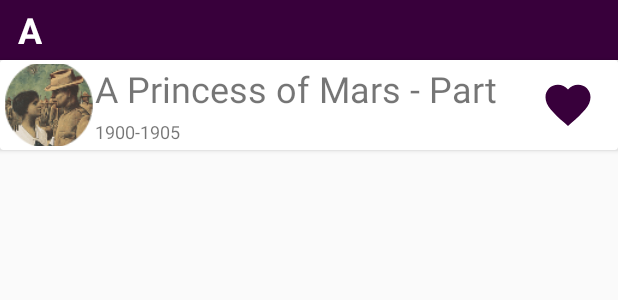
After one commit to PikachuTeam/English-Listen-Read-Along, an Android app: the layout list_audio_favorite_row_item.xml on its own in the app's theme, with its tools: preview values and no code run, on a phone screen of 412 x 824 dp. The commit adds this screen. Shown: the top 300 px of the screen. Run offline under Robolectric (Android 15) with nearby library versions, the phone set to English and light mode, and no system bars.

Commit message:
favorite screen update

```diff
--- a/app/src/main/java/com/essential/englishlistenreadalong/ui/activity/MainActivity.java
+++ b/app/src/main/java/com/essential/englishlistenreadalong/ui/activity/MainActivity.java
@@ -13,6 +13,7 @@ import android.view.MenuItem;
 import com.essential.englishlistenreadalong.R;
 import com.essential.englishlistenreadalong.TestFragment;
 import com.essential.englishlistenreadalong.app.BaseMenuActivity;
+import com.essential.englishlistenreadalong.ui.fragment.FavoriteScreenFragment;
 import com.essential.englishlistenreadalong.ui.fragment.HomeScreenFragment;
 import com.essential.englishlistenreadalong.app.EssentialPlayer;
 import com.essential.englishlistenreadalong.ui.component.FullPlayerComponent;
@@ -104,7 +105,7 @@ public class MainActivity extends BaseMenuActivity {
 
     @Override
     protected BaseFragment getFragmentContent() {
-        return new HomeScreenFragment();
+        return new FavoriteScreenFragment();
     }
 
     @Override
--- a/app/src/main/java/com/essential/englishlistenreadalong/ui/fragment/ListAudioFragment.java
+++ b/app/src/main/java/com/essential/englishlistenreadalong/ui/fragment/ListAudioFragment.java
@@ -115,7 +115,7 @@ public class ListAudioFragment extends BaseFragment {
                 myViewHolder.imgDownload.setVisibility(View.INVISIBLE);
             }
             if (audios.get(position).header == true) {
-                String title = DataSource.getTitleSub(audios.get(position).idSubCategory);
+                String title = DataSource.getSubCategory(audios.get(position).idSubCategory).getNameSubCategory();
                 myViewHolder.tvSub.setVisibility(View.VISIBLE);
                 myViewHolder.tvSub.setText(title);
             } else {
--- /dev/null
+++ b/app/src/main/res/drawable-xxhdpi/heart1.xml
@@ -0,0 +1,8 @@
+<!-- drawable/heart.xml -->
+<vector xmlns:android="http://schemas.android.com/apk/res/android"
+    android:height="24dp"
+    android:width="24dp"
+    android:viewportWidth="24"
+    android:viewportHeight="24">
+    <path android:fillColor="@color/colorPrimary" android:pathData="M12,21.35L10.55,20.03C5.4,15.36 2,12.27 2,8.5C2,5.41 4.42,3 7.5,3C9.24,3 10.91,3.81 12,5.08C13.09,3.81 14.76,3 16.5,3C19.58,3 22,5.41 22,8.5C22,12.27 18.6,15.36 13.45,20.03L12,21.35Z" />
+</vector>
--- /dev/null
+++ b/app/src/main/res/layout/list_audio_favorite_row_item.xml
@@ -0,0 +1,88 @@
+<?xml version="1.0" encoding="utf-8"?>
+<LinearLayout xmlns:android="http://schemas.android.com/apk/res/android"
+    android:layout_width="match_parent"
+    android:layout_height="match_parent"
+    android:orientation="vertical">
+    <LinearLayout
+        android:layout_width="match_parent"
+        android:layout_height="wrap_content"
+        android:background="@color/colorPrimary">
+        <TextView
+            android:id="@+id/tvHeader"
+            android:layout_width="wrap_content"
+            android:layout_height="@dimen/text_name_category_height"
+            android:gravity="center_vertical"
+            android:text="A"
+            android:layout_marginLeft="@dimen/common_size_10"
+            android:textColor="@color/white"
+            android:textSize="@dimen/common_text_size_20"
+            android:textStyle="bold" />
+    </LinearLayout>
+
+    <android.support.v7.widget.CardView
+        android:layout_width="match_parent"
+        android:layout_height="@dimen/row_item_audio_height"
+        android:elevation="@dimen/cardview_default_elevation">
+        <LinearLayout
+            android:layout_width="match_parent"
+            android:layout_height="match_parent"
+            android:orientation="horizontal"
+            android:weightSum="10"
+            android:padding="@dimen/common_size_2">
+            <LinearLayout
+                android:layout_width="0dp"
+                android:layout_height="match_parent"
+                android:layout_weight="1.5">
+                <ImageView
+                    android:id="@+id/imgIconCategory"
+                    android:layout_width="@dimen/common_size_50"
+                    android:layout_height="@dimen/common_size_50"
+
+                    android:layout_gravity="center_vertical"
+                    android:background="@drawable/icon_america_history"/>
+            </LinearLayout>
+            <LinearLayout
+                android:layout_width="0dp"
+                android:layout_height="match_parent"
+                android:layout_weight="7"
+                android:orientation="vertical">
+                <TextView
+                    android:id="@+id/tvNameAudioFavorite"
+                    android:layout_width="match_parent"
+                    android:layout_height="@dimen/common_size_25"
+                    android:textSize="@dimen/common_text_size_20"
+                    android:text="A Princess of Mars - Part 1"/>
+                <LinearLayout
+                    android:layout_width="match_parent"
+                    android:layout_height="@dimen/common_size_30"
+                    android:orientation="horizontal">
+                    <TextView
+                        android:id="@+id/tvFavoriteSub"
+                        android:layout_width="0dp"
+                        android:layout_height="@dimen/common_size_25"
+                        android:layout_weight="4.5"
+                        android:textSize="@dimen/common_text_size_10"
+                        android:text="1900-1905"
+                        android:gravity="center_vertical"
+                        android:singleLine="true"
+                        android:ellipsize="end"/>
+                </LinearLayout>
+
+            </LinearLayout>
+            <LinearLayout
+                android:layout_width="0dp"
+                android:layout_height="match_parent"
+                android:layout_weight="1.5"
+                android:gravity="center">
+                <ImageView
+                    android:id="@+id/imgHeart"
+                    android:layout_width="@dimen/common_size_30"
+                    android:layout_height="@dimen/common_size_30"
+                    android:background="@drawable/heart1" />
+            </LinearLayout>
+
+        </LinearLayout>
+
+    </android.support.v7.widget.CardView>
+
+</LinearLayout>
```
Also changed, not shown: app/src/main/java/com/essential/englishlistenreadalong/database/DataSource.java (+41 -5 lines), app/src/main/java/com/essential/englishlistenreadalong/entity/Audio.java (+48 -1 lines), app/src/main/java/com/essential/englishlistenreadalong/ui/fragment/FavoriteScreenFragment.java (added, +128 -0 lines), app/src/main/res/layout/favorite_screen_fragment.xml (added, +16 -0 lines).
